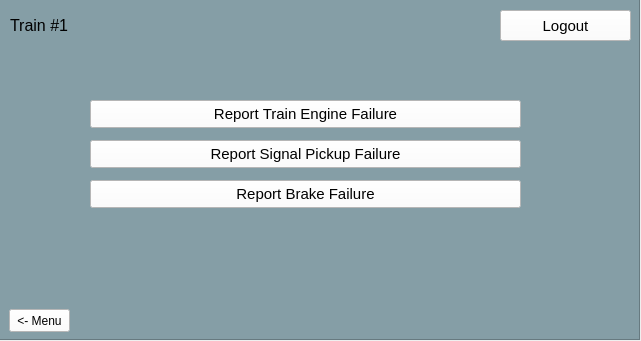
Before: the Qt Designer form src/UI/TrainModel/Train_Report.ui in aet37/ECE1140-Project, drawn with Qt 5.
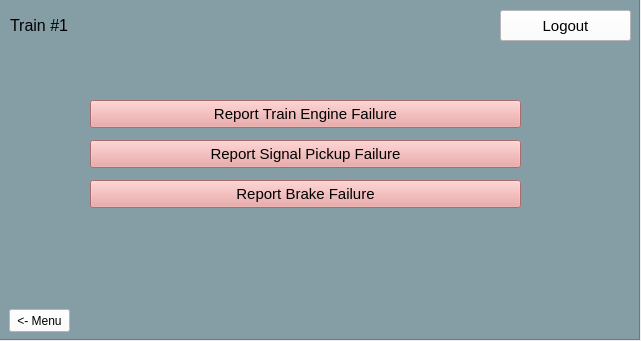
After: the same form once the commit is applied.

Commit message: Update Train Model UI

```diff
--- a/src/UI/TrainModel/Train_Report.ui
+++ b/src/UI/TrainModel/Train_Report.ui
@@ -32,7 +32,7 @@
      </font>
     </property>
     <property name="styleSheet">
-     <string notr="true">background-color: rgb(255, 255, 255);</string>
+     <string notr="true">background-color: rgb(234, 153, 153);</string>
     </property>
     <property name="text">
      <string>Report Signal Pickup Failure</string>
@@ -59,7 +59,7 @@
      </font>
     </property>
     <property name="styleSheet">
-     <string notr="true">background-color: rgb(255, 255, 255);</string>
+     <string notr="true">background-color: rgb(234, 153, 153);</string>
     </property>
     <property name="text">
      <string>Report Brake Failure</string>
@@ -149,7 +149,7 @@
      </font>
     </property>
     <property name="styleSheet">
-     <string notr="true">background-color: rgb(255, 255, 255);</string>
+     <string notr="true">background-color: rgb(234, 153, 153);</string>
     </property>
     <property name="text">
      <string>Report Train Engine Failure</string>
```
The commit also changes 5 other files.
